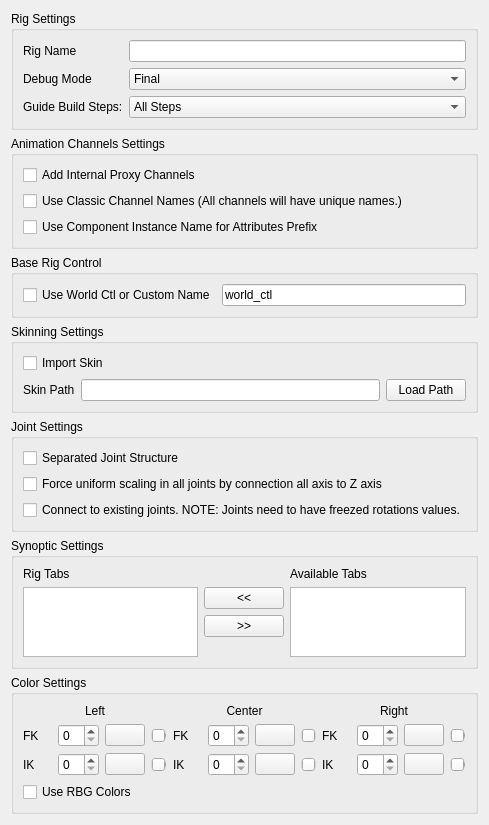
This is release/scripts/mgear/shifter/guide_ui.ui in mgear-dev/mgear4 as Qt 5 draws it before an edit. The edited form follows.
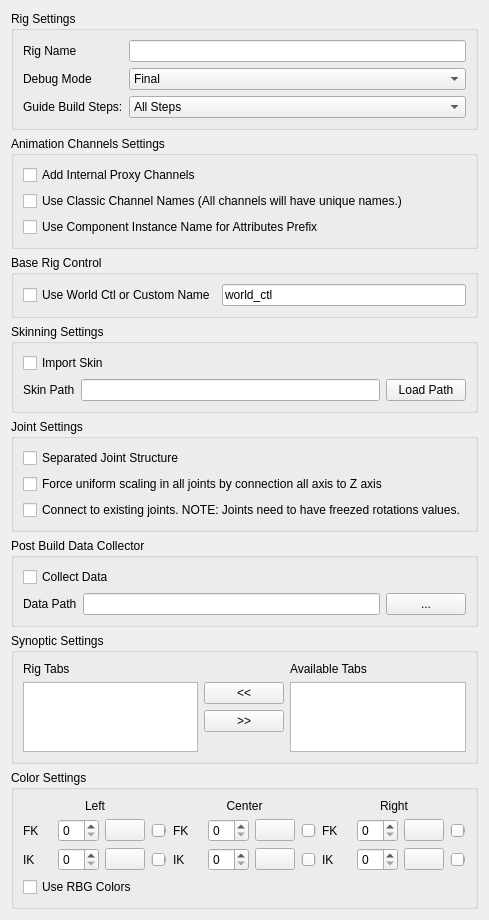
This is the edited form.

Commit message: Shifter: Rig data collector adding UI options #31

The edit to the form file:
```diff
--- a/release/scripts/mgear/shifter/guide_ui.ui
+++ b/release/scripts/mgear/shifter/guide_ui.ui
@@ -7,7 +7,7 @@
     <x>0</x>
     <y>0</y>
     <width>459</width>
-    <height>809</height>
+    <height>749</height>
    </rect>
   </property>
   <property name="windowTitle">
@@ -252,7 +252,7 @@
      </layout>
     </widget>
    </item>
-   <item row="5" column="0">
+   <item row="6" column="0">
     <widget class="QGroupBox" name="groupBox_4">
      <property name="title">
       <string>Synoptic Settings</string>
@@ -384,7 +384,7 @@
      </layout>
     </widget>
    </item>
-   <item row="6" column="0">
+   <item row="7" column="0">
     <widget class="QGroupBox" name="groupBox_5">
      <property name="title">
       <string>Color Settings</string>
@@ -893,6 +893,47 @@
      </layout>
     </widget>
    </item>
+   <item row="5" column="0">
+    <widget class="QGroupBox" name="groupBox_8">
+     <property name="title">
+      <string>Post Build Data Collector</string>
+     </property>
+     <layout class="QGridLayout" name="gridLayout_12">
+      <item row="0" column="0">
+       <layout class="QVBoxLayout" name="verticalLayout_5">
+        <item>
+         <widget class="QCheckBox" name="dataCollector_checkBox">
+          <property name="text">
+           <string>Collect Data</string>
+          </property>
+         </widget>
+        </item>
+        <item>
+         <layout class="QHBoxLayout" name="horizontalLayout_3">
+          <item>
+           <widget class="QLabel" name="dataCollector_label">
+            <property name="text">
+             <string>Data Path</string>
+            </property>
+           </widget>
+          </item>
+          <item>
+           <widget class="QLineEdit" name="dataCollectorPath_lineEdit"/>
+          </item>
+          <item>
+           <widget class="QPushButton" name="dataCollectorPath_pushButton">
+            <property name="text">
+             <string>...</string>
+            </property>
+           </widget>
+          </item>
+         </layout>
+        </item>
+       </layout>
+      </item>
+     </layout>
+    </widget>
+   </item>
   </layout>
  </widget>
  <resources/>
```
Left out of the diff: 78 changed lines with no effect on the pictures. The commit also changes 1 other file.
